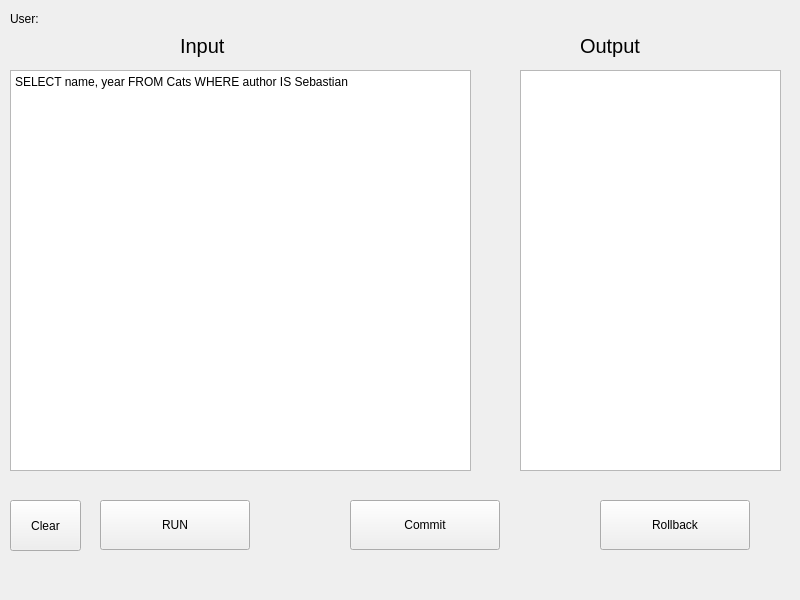
Before: the Qt Designer form ClientGUI/ClientGUI/ClientApplication/sqlmanagementwindow.ui in JonDGS/TheIndestructibleLibrary, drawn with Qt 5.
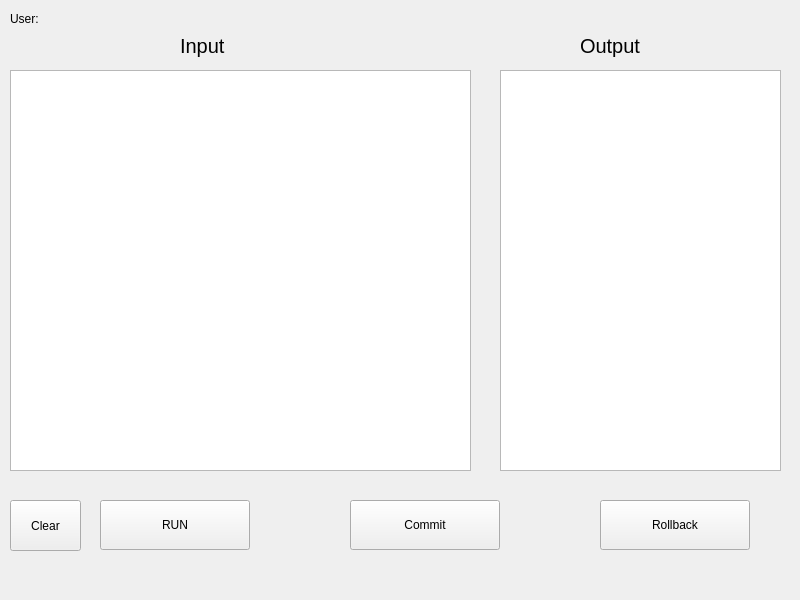
After: the same form once the commit is applied.

Commit message: IDE sample update

The edit to the form file:
```diff
--- a/ClientGUI/ClientGUI/ClientApplication/sqlmanagementwindow.ui
+++ b/ClientGUI/ClientGUI/ClientApplication/sqlmanagementwindow.ui
@@ -17,9 +17,9 @@
    <widget class="QListWidget" name="listWidget">
     <property name="geometry">
      <rect>
-      <x>520</x>
+      <x>500</x>
       <y>70</y>
-      <width>261</width>
+      <width>281</width>
       <height>401</height>
      </rect>
     </property>
@@ -34,7 +34,7 @@
      </rect>
     </property>
     <property name="plainText">
-     <string>SELECT name, year FROM Cats WHERE author IS Sebastian</string>
+     <string/>
     </property>
     <property name="overwriteMode">
      <bool>true</bool>
```
The commit also changes 1 other file.
